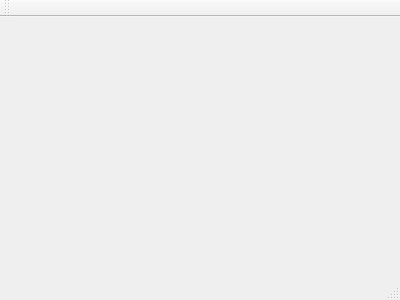
First picture: the form in ActiveContours/UI/forms/mainwindow.ui, repository Theo-Silfa/GeoActiveContours, before the edit.
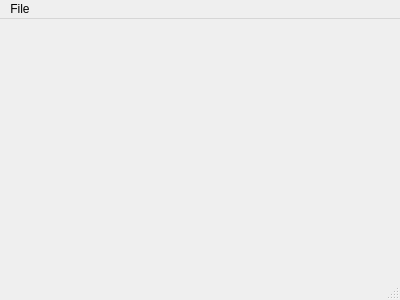
Second picture: the form after the edit.

What changed in the file:
```diff
--- a/ActiveContours/UI/forms/mainwindow.ui
+++ b/ActiveContours/UI/forms/mainwindow.ui
@@ -12,13 +12,32 @@
   <property name="windowTitle" >
    <string>MainWindow</string>
   </property>
-  <widget class="QMenuBar" name="menuBar" />
-  <widget class="QToolBar" name="mainToolBar" />
-  <widget class="QWidget" name="centralWidget" />
-  <widget class="QStatusBar" name="statusBar" />
+  <widget class="QWidget" name="centralWidget"/>
+  <widget class="QMenuBar" name="menuBar">
+   <property name="geometry">
+    <rect>
+     <x>0</x>
+     <y>0</y>
+     <width>400</width>
+     <height>21</height>
+    </rect>
+   </property>
+   <widget class="QMenu" name="menuFile">
+    <property name="title">
+     <string>File</string>
+    </property>
+    <addaction name="actionOpen"/>
+   </widget>
+   <addaction name="menuFile"/>
+  </widget>
+  <widget class="QStatusBar" name="statusBar"/>
+  <action name="actionOpen">
+   <property name="text">
+    <string>Open</string>
+   </property>
+  </action>
  </widget>
- <layoutDefault spacing="6" margin="11" />
- <pixmapfunction></pixmapfunction>
+ <layoutdefault spacing="6" margin="11"/>
  <resources/>
  <connections/>
 </ui>
```
Left out of the diff: 7 changed lines with no effect on the pictures.
